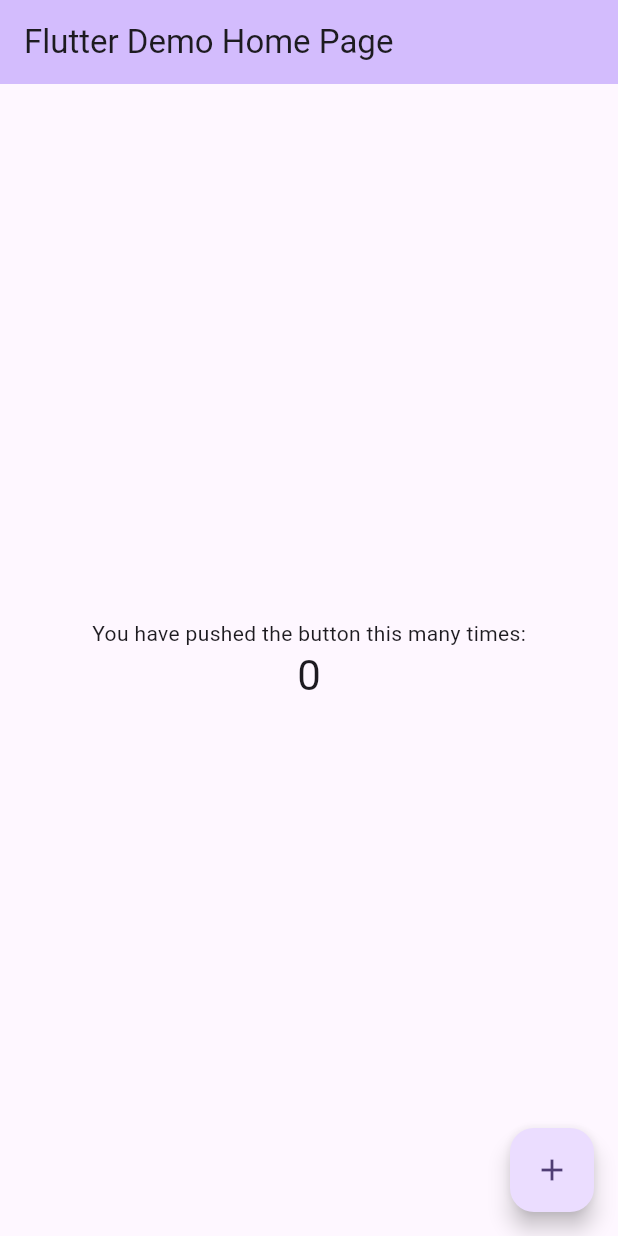
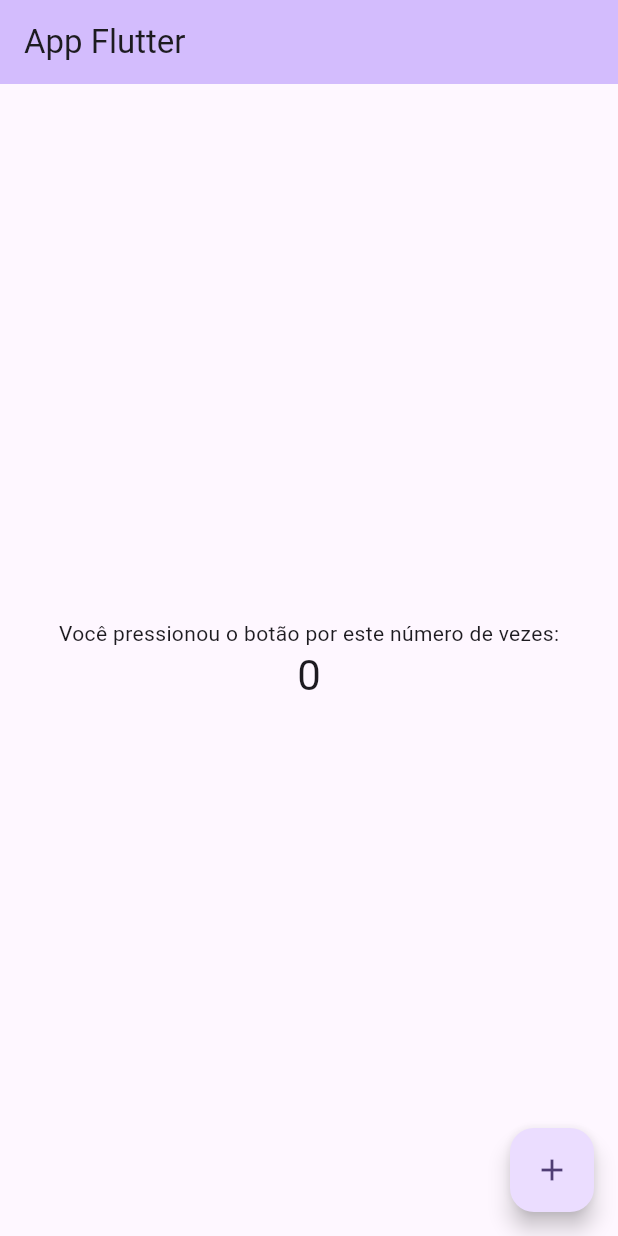
Before and after one commit to rejaneklebis/meuappflutter, a Flutter app: the screen it shows after launch, on a phone screen of 412 x 824 dp. Run offline on Flutter 3.47's test engine with Material 2 defaults, Android fonts, the phone set to English and light mode, and no system bars.

Commit message:
Commit inicial alterado

```diff
--- a/lib/main.dart
+++ b/lib/main.dart
@@ -31,7 +31,7 @@ class MyApp extends StatelessWidget {
         colorScheme: ColorScheme.fromSeed(seedColor: Colors.deepPurple),
         useMaterial3: true,
       ),
-      home: const MyHomePage(title: 'Flutter Demo Home Page'),
+      home: const MyHomePage(title: 'App Flutter'),
     );
   }
 }
@@ -106,7 +106,7 @@ class _MyHomePageState extends State<MyHomePage> {
           mainAxisAlignment: MainAxisAlignment.center,
           children: <Widget>[
             const Text(
-              'You have pushed the button this many times:',
+              'Você pressionou o botão por este número de vezes:',
             ),
             Text(
               '$_counter',
```
